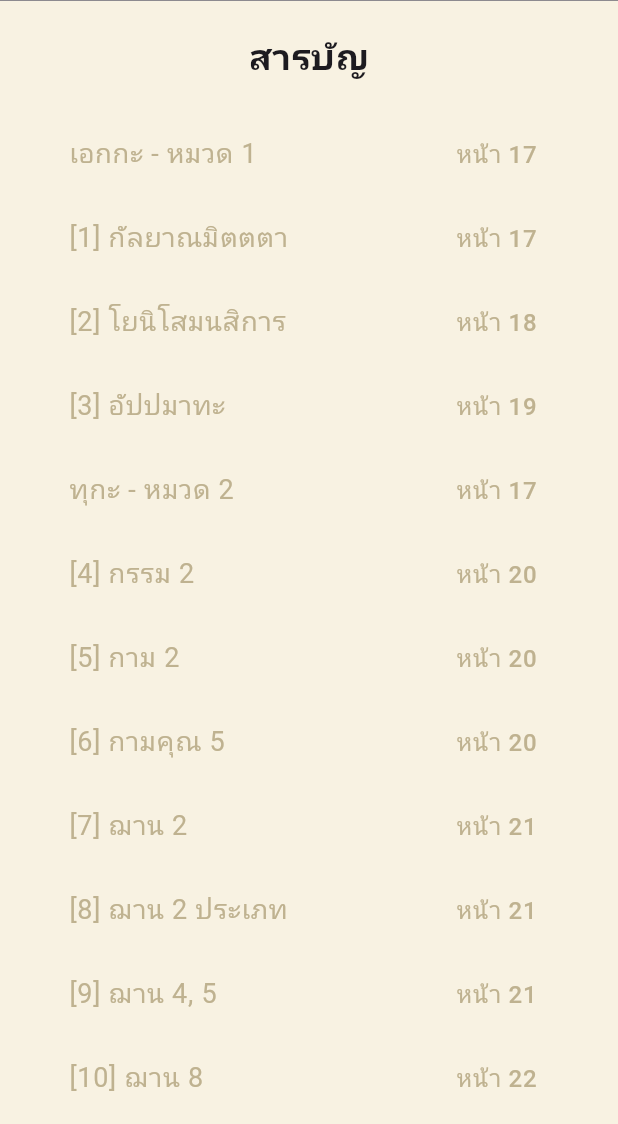
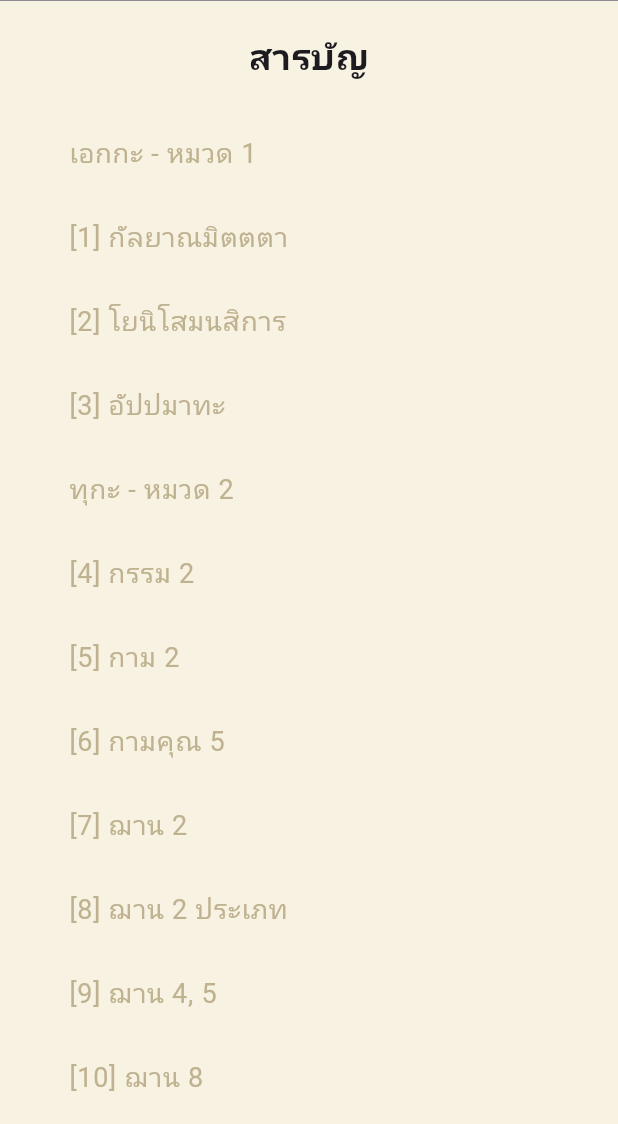
Before and after one commit to AdisornNangnoi/buddhadham, a Flutter app: the MenuDham screen opened directly, on a phone screen of 412 x 824 dp, the part 112-1236 px from its top. Run offline on Flutter 3.47's test engine with Material 3 defaults, Android fonts, the phone set to English and light mode, and no system bars; our stand-ins replace flutter_widget_from_html_core, font_awesome_flutter, google_fonts, sizer; Roboto replaces fonts that are missing (Sarabun).

Commit message:
Update menuDham.dart

```diff
--- a/lib/subvieiws/dictionaryDham/menuDham.dart
+++ b/lib/subvieiws/dictionaryDham/menuDham.dart
@@ -19,7 +19,7 @@ class _MenuDhamState extends State<MenuDham> {
     {'title': '[2] โยนิโสมนสิการ', 'page': 18},
     {'title': '[3] อัปปมาทะ', 'page': 19},
     //หมวด 2
-    {'title': 'ทุกะ - หมวด 2', 'page': 17},
+    {'title': 'ทุกะ - หมวด 2', 'page': 20},
     {'title': '[4] กรรม 2', 'page': 20},
     {'title': '[5] กาม 2', 'page': 20},
     {'title': '[6] กามคุณ 5', 'page': 20},
@@ -83,7 +83,7 @@ class _MenuDhamState extends State<MenuDham> {
     {'title': '[64] อัตถะ 2', 'page': 41},
     {'title': '[65] อุปัญญาตธรรม 2', 'page': 41},
     //หมวด 3
-    {'title': 'เอกกะ - หมวด 3', 'page': 42},
+    {'title': 'ติกะ - หมวด 3', 'page': 42},
     {'title': '[66] กรรม 3', 'page': 42},
     {'title': '[67] กุศลมูล 3', 'page': 42},
     {'title': '[68] อกุศลมูล 3', 'page': 42},
@@ -156,7 +156,7 @@ class _MenuDhamState extends State<MenuDham> {
     {'title': '[135] อาสวะ 3', 'page': 71},
     {'title': '[136] อาสวะ 4', 'page': 71},
     //หมวด 4
-    {'title': 'เอกกะ - หมวด 4', 'page': 72},
+    {'title': 'จตุกกะ - หมวด 4', 'page': 72},
     {'title': '[137] กรรมกิเลส 4', 'page': 72},
     {'title': '[138] กุลจิรัฏฐิติธรรม 4', 'page': 72},
     {'title': '[139] ฆราวาสธรรม 4', 'page': 73},
@@ -504,13 +504,13 @@ class _MenuDhamState extends State<MenuDham> {
           color: AppColors().textColor,
         ),
       ),
-      trailing: Text(
-        'หน้า $page',
-        style: TextStyle(
-          fontSize: 16,
-          color: AppColors().textColor,
-        ),
-      ),
+      // trailing: Text(
+      //   'หน้า $page',
+      //   style: TextStyle(
+      //     fontSize: 16,
+      //     color: AppColors().textColor,
+      //   ),
+      // ),
     );
   }
 }
```
